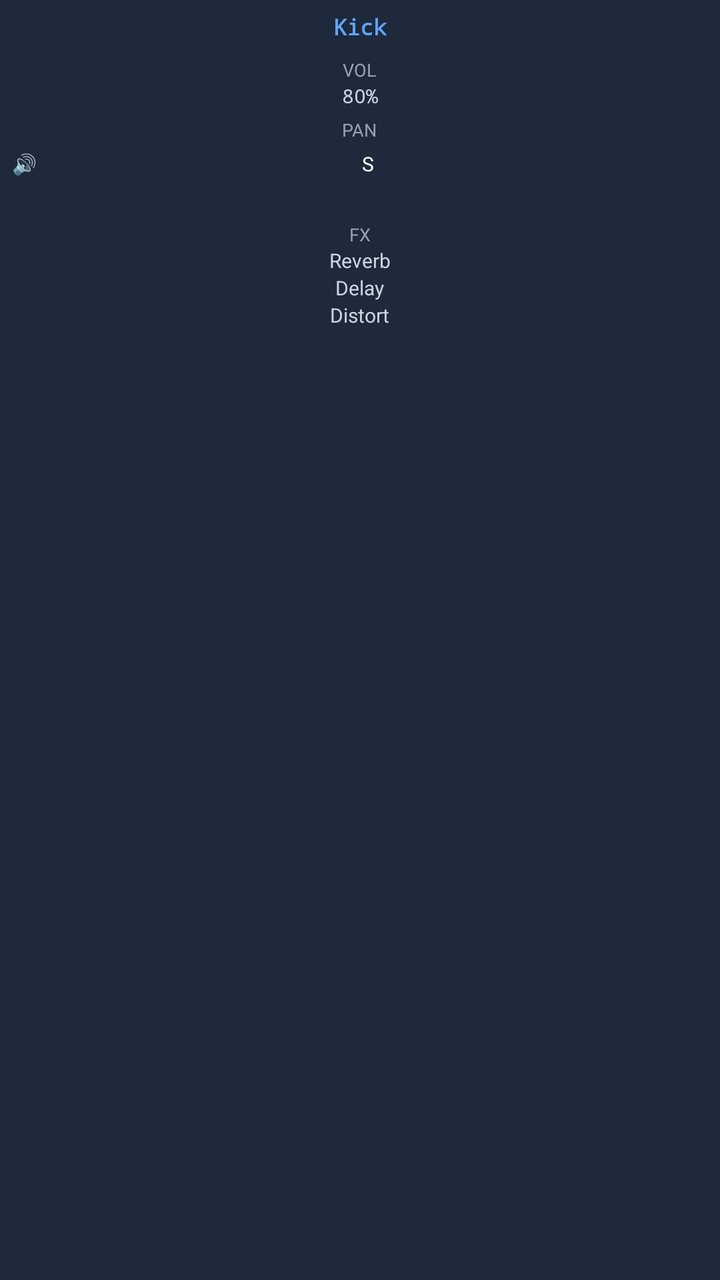
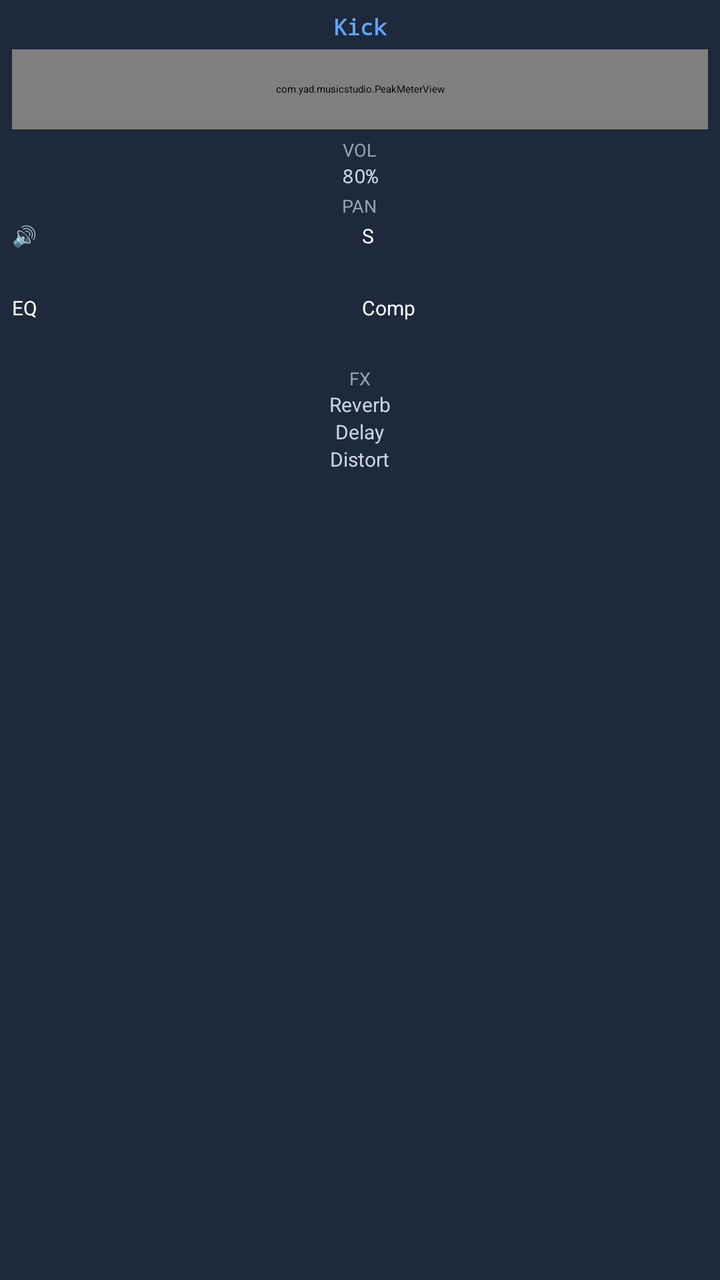

Screens rendered from an Android XML layout before and after an edit, with the pre-edit source and the edit as a unified diff.
<!-- AndroidManifest.xml: application theme Theme.AppCompat.DayNight.NoActionBar -->
<!-- res/layout/item_mixer_channel.xml -->
<?xml version="1.0" encoding="utf-8"?>
<LinearLayout xmlns:android="http://schemas.android.com/apk/res/android"
    android:layout_width="110dp"
    android:layout_height="match_parent"
    android:orientation="vertical"
    android:padding="6dp"
    android:background="#1E293B"
    android:layout_marginEnd="4dp"
    android:gravity="center_horizontal">

    <TextView
        android:id="@+id/tvMixerName"
        android:layout_width="wrap_content"
        android:layout_height="wrap_content"
        android:text="Kick"
        android:textColor="#60A5FA"
        android:textSize="11sp"
        android:textStyle="bold"
        android:fontFamily="monospace" />

    <TextView
        android:layout_width="wrap_content"
        android:layout_height="wrap_content"
        android:text="VOL"
        android:textColor="#94A3B8"
        android:textSize="9sp"
        android:layout_marginTop="8dp" />

    <SeekBar
        android:id="@+id/seekVolume"
        android:layout_width="match_parent"
        android:layout_height="wrap_content" />

    <TextView
        android:id="@+id/tvVolumeValue"
        android:layout_width="wrap_content"
        android:layout_height="wrap_content"
        android:text="80%"
        android:textColor="#CBD5E1"
        android:textSize="10sp"
        android:fontFamily="monospace" />

    <TextView
        android:layout_width="wrap_content"
        android:layout_height="wrap_content"
        android:text="PAN"
        android:textColor="#94A3B8"
        android:textSize="9sp"
        android:layout_marginTop="4dp" />

    <SeekBar
        android:id="@+id/seekPan"
        android:layout_width="match_parent"
        android:layout_height="wrap_content" />

    <LinearLayout
        android:layout_width="match_parent"
        android:layout_height="wrap_content"
        android:orientation="horizontal"
        android:layout_marginTop="4dp">

        <Button
            android:id="@+id/btnMute"
            android:layout_width="0dp"
            android:layout_height="32dp"
            android:layout_weight="1"
            android:text="🔊"
            android:textSize="10sp"
            android:backgroundTint="#3B82F6"
            android:layout_marginEnd="2dp" />

        <Button
            android:id="@+id/btnSolo"
            android:layout_width="0dp"
            android:layout_height="32dp"
            android:layout_weight="1"
            android:text="S"
            android:textSize="10sp"
            android:textColor="#FFFFFF"
            android:backgroundTint="#334155" />
    </LinearLayout>

    <TextView
        android:layout_width="wrap_content"
        android:layout_height="wrap_content"
        android:text="FX"
        android:textColor="#94A3B8"
        android:textSize="9sp"
        android:layout_marginTop="4dp" />

    <CheckBox
        android:id="@+id/cbReverb"
        android:layout_width="wrap_content"
        android:layout_height="wrap_content"
        android:text="Reverb"
        android:textColor="#CBD5E1"
        android:textSize="10sp" />

    <CheckBox
        android:id="@+id/cbDelay"
        android:layout_width="wrap_content"
        android:layout_height="wrap_content"
        android:text="Delay"
        android:textColor="#CBD5E1"
        android:textSize="10sp" />

    <CheckBox
        android:id="@+id/cbDistortion"
        android:layout_width="wrap_content"
        android:layout_height="wrap_content"
        android:text="Distort"
        android:textColor="#CBD5E1"
        android:textSize="10sp" />

</LinearLayout>
<!-- resources referenced by this layout -->
<resources>
  <style name="Theme.AppCompat.DayNight.NoActionBar" parent="Theme.AppCompat.DayNight.NoActionBar">
          <item name="android:windowBackground">#0F172A</item>
      </style>
</resources>

<!-- the commit's change to res/layout/item_mixer_channel.xml (unified diff, before → after) -->
@@ -1,6 +1,6 @@
 <?xml version="1.0" encoding="utf-8"?>
 <LinearLayout xmlns:android="http://schemas.android.com/apk/res/android"
-    android:layout_width="110dp"
+    android:layout_width="120dp"
     android:layout_height="match_parent"
     android:orientation="vertical"
     android:padding="6dp"
@@ -18,13 +18,19 @@
         android:textStyle="bold"
         android:fontFamily="monospace" />
 
+    <com.yad.musicstudio.PeakMeterView
+        android:id="@+id/peakMeter"
+        android:layout_width="match_parent"
+        android:layout_height="40dp"
+        android:layout_marginTop="4dp" />
+
     <TextView
         android:layout_width="wrap_content"
         android:layout_height="wrap_content"
         android:text="VOL"
         android:textColor="#94A3B8"
         android:textSize="9sp"
-        android:layout_marginTop="8dp" />
+        android:layout_marginTop="4dp" />
 
     <SeekBar
         android:id="@+id/seekVolume"
@@ -46,7 +52,7 @@
         android:text="PAN"
         android:textColor="#94A3B8"
         android:textSize="9sp"
-        android:layout_marginTop="4dp" />
+        android:layout_marginTop="2dp" />
 
     <SeekBar
         android:id="@+id/seekPan"
@@ -57,7 +63,7 @@
         android:layout_width="match_parent"
         android:layout_height="wrap_content"
         android:orientation="horizontal"
-        android:layout_marginTop="4dp">
+        android:layout_marginTop="2dp">
 
         <Button
             android:id="@+id/btnMute"
@@ -78,6 +84,34 @@
             android:textSize="10sp"
             android:textColor="#FFFFFF"
             android:backgroundTint="#334155" />
+    </LinearLayout>
+
+    <LinearLayout
+        android:layout_width="match_parent"
+        android:layout_height="wrap_content"
+        android:orientation="horizontal"
+        android:layout_marginTop="4dp">
+
+        <Button
+            android:id="@+id/btnEq"
+            android:layout_width="0dp"
+            android:layout_height="32dp"
+            android:layout_weight="1"
+            android:text="EQ"
+            android:textSize="10sp"
+            android:backgroundTint="#8B5CF6"
+            android:textColor="#FFFFFF"
+            android:layout_marginEnd="2dp" />
+
+        <Button
+            android:id="@+id/btnComp"
+            android:layout_width="0dp"
+            android:layout_height="32dp"
+            android:layout_weight="1"
+            android:text="Comp"
+            android:textSize="10sp"
+            android:backgroundTint="#EC4899"
+            android:textColor="#FFFFFF" />
     </LinearLayout>
 
     <TextView
